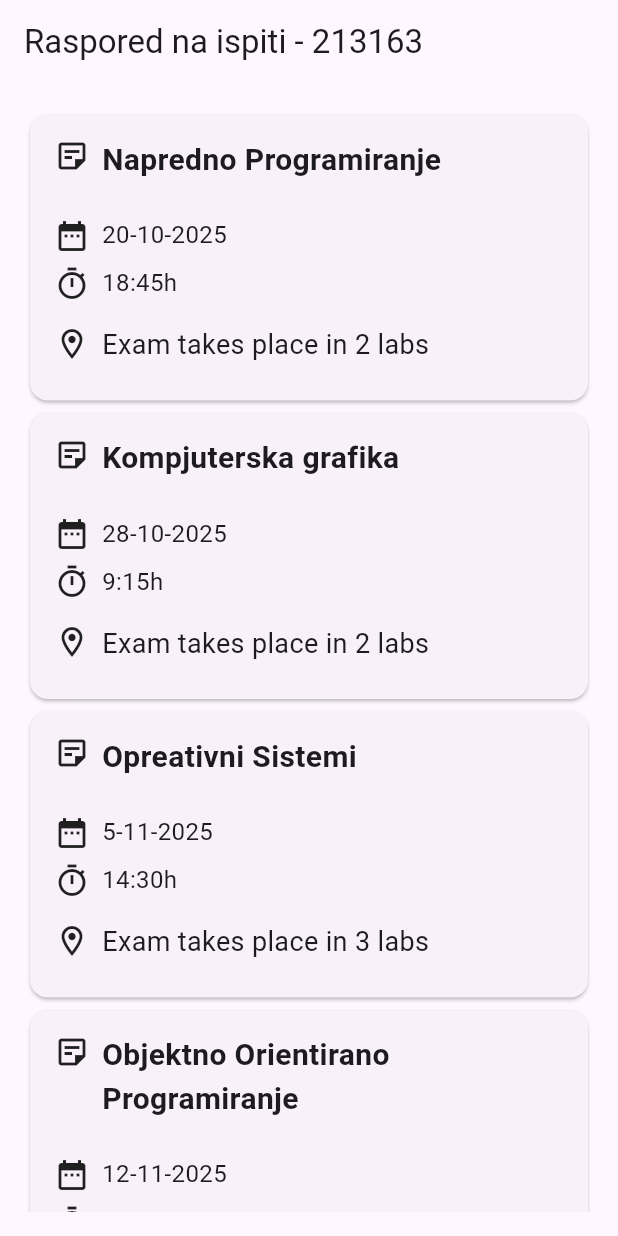
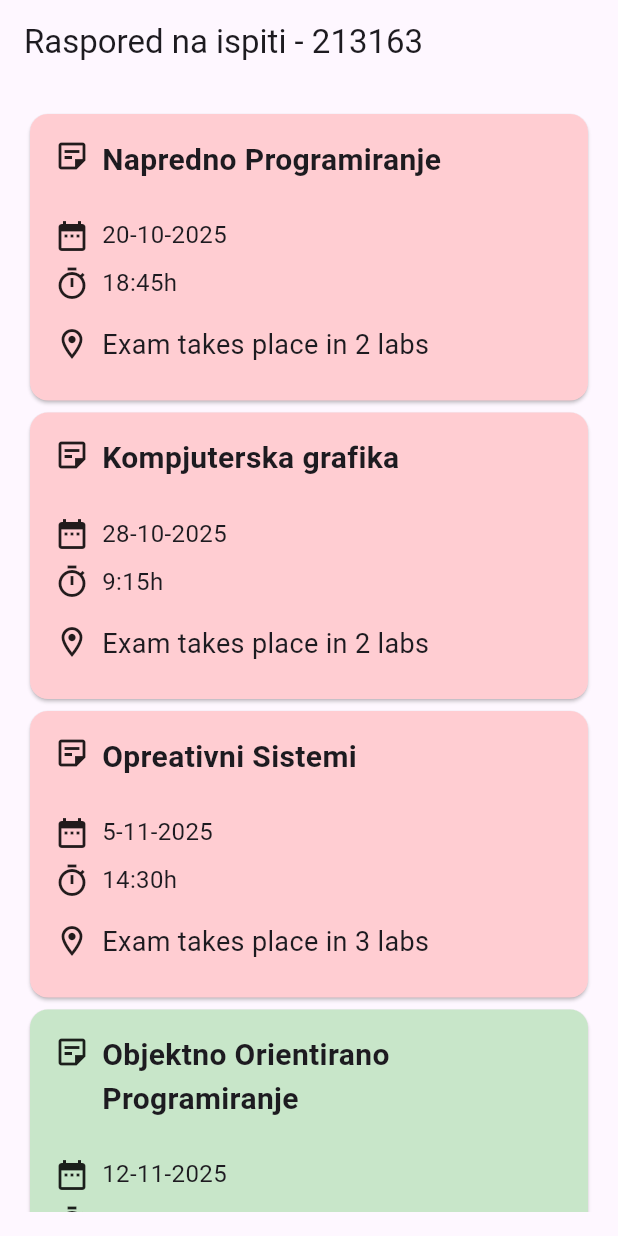
Before and after one commit to AleksandarTheGreat/lab1_mis, a Flutter app: the screen it shows after launch, on a phone screen of 412 x 824 dp. Run offline on Flutter 3.47's test engine with Material 3 defaults, Android fonts, the phone set to English and light mode, and no system bars.

Commit message:
Added colors changing, on the card

```diff
--- a/lib/widget/CardExam.dart
+++ b/lib/widget/CardExam.dart
@@ -9,6 +9,7 @@ class CardExam extends StatelessWidget {
   @override
   Widget build(BuildContext context) {
     return Card(
+      color: exam.dateTime.isAfter(DateTime.now())? Colors.green[100]: Colors.red[100],
       clipBehavior: Clip.antiAlias,
       child: InkWell(
         onTap: () => print("Not ready yet bro"),
```
